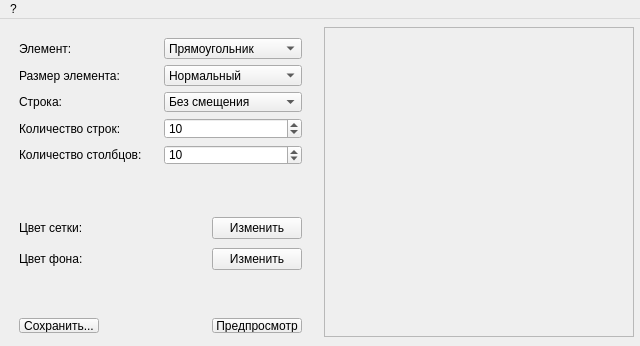
Above: mainwindow.ui from MegaSamuel/PatternDraw before the change. Below: the same form after it.
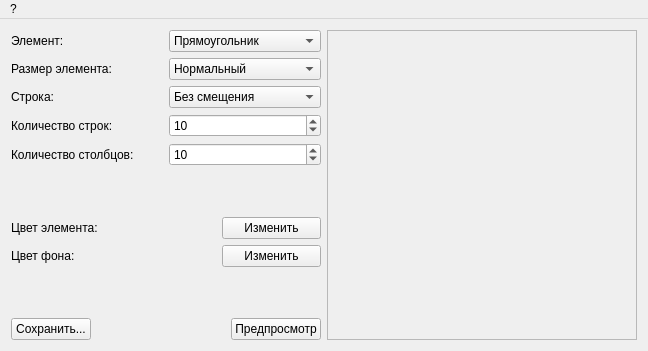
That is the form after the change.

Commit message: ft-gui : правки по расположению виджетов на экране

What changed in the file:
```diff
--- a/mainwindow.ui
+++ b/mainwindow.ui
@@ -6,63 +6,44 @@
    <rect>
     <x>0</x>
     <y>0</y>
-    <width>640</width>
-    <height>346</height>
+    <width>644</width>
+    <height>349</height>
    </rect>
   </property>
   <property name="windowTitle">
    <string>MainWindow</string>
   </property>
   <widget class="QWidget" name="centralWidget">
-   <widget class="QWidget" name="horizontalLayoutWidget">
-    <property name="geometry">
-     <rect>
-      <x>8</x>
-      <y>288</y>
-      <width>305</width>
-      <height>37</height>
-     </rect>
-    </property>
-    <layout class="QHBoxLayout" name="horizontalLayout">
+   <layout class="QHBoxLayout" name="horizontalLayout_2">
      <item>
-      <widget class="QPushButton" name="btnSave">
-       <property name="text">
-        <string>Сохранить...</string>
-       </property>
-      </widget>
-     </item>
-     <item>
-      <spacer name="horizontalSpacer">
-       <property name="orientation">
-        <enum>Qt::Horizontal</enum>
-       </property>
-       <property name="sizeHint" stdset="0">
+     <widget class="QFrame" name="frameControl">
+      <property name="sizePolicy">
+       <sizepolicy hsizetype="Maximum" vsizetype="Maximum">
+        <horstretch>0</horstretch>
+        <verstretch>0</verstretch>
+       </sizepolicy>
+      </property>
+      <property name="minimumSize">
         <size>
-         <width>40</width>
-         <height>20</height>
-        </size>
-       </property>
-      </spacer>
-     </item>
+        <width>310</width>
+        <height>310</height>
+       </size>
+      </property>
+      <layout class="QVBoxLayout" name="verticalLayout_2">
+       <property name="leftMargin">
+        <number>0</number>
+       </property>
+       <property name="topMargin">
+        <number>0</number>
+       </property>
+       <property name="rightMargin">
+        <number>0</number>
+       </property>
+       <property name="bottomMargin">
+        <number>0</number>
+       </property>
      <item>
-      <widget class="QPushButton" name="btnPreview">
-       <property name="text">
-        <string>Предпросмотр</string>
-       </property>
-      </widget>
-     </item>
-    </layout>
-   </widget>
-   <widget class="QWidget" name="layoutWidget">
-    <property name="geometry">
-     <rect>
-      <x>8</x>
-      <y>8</y>
-      <width>305</width>
-      <height>149</height>
-     </rect>
-    </property>
-    <layout class="QGridLayout" name="gridLayout_2">
+        <layout class="QGridLayout" name="gridLayoutProp">
      <item row="0" column="0">
       <widget class="QLabel" name="labeItem">
        <property name="text">
@@ -187,50 +168,26 @@
       </widget>
      </item>
     </layout>
-   </widget>
-   <widget class="QFrame" name="frame">
-    <property name="geometry">
-     <rect>
-      <x>324</x>
-      <y>8</y>
-      <width>310</width>
-      <height>310</height>
-     </rect>
-    </property>
-    <property name="frameShape">
-     <enum>QFrame::StyledPanel</enum>
-    </property>
-    <property name="frameShadow">
-     <enum>QFrame::Raised</enum>
-    </property>
-    <widget class="QLabel" name="lblPicture">
-     <property name="geometry">
-      <rect>
-       <x>1</x>
-       <y>1</y>
-       <width>308</width>
-       <height>308</height>
-      </rect>
-     </property>
-     <property name="text">
-      <string/>
-     </property>
-    </widget>
-   </widget>
-   <widget class="QWidget" name="">
-    <property name="geometry">
-     <rect>
-      <x>8</x>
-      <y>184</y>
-      <width>305</width>
-      <height>81</height>
-     </rect>
-    </property>
-    <layout class="QGridLayout" name="gridLayout">
+       </item>
+       <item>
+        <spacer name="verticalSpacer">
+         <property name="orientation">
+          <enum>Qt::Vertical</enum>
+         </property>
+         <property name="sizeHint" stdset="0">
+          <size>
+           <width>20</width>
+           <height>40</height>
+          </size>
+         </property>
+        </spacer>
+       </item>
+       <item>
+        <layout class="QGridLayout" name="gridLayoutColor">
      <item row="0" column="0">
       <widget class="QLabel" name="labelGrid">
        <property name="text">
-        <string>Цвет сетки:</string>
+            <string>Цвет элемента:</string>
        </property>
       </widget>
      </item>
@@ -270,14 +227,129 @@
       </widget>
      </item>
     </layout>
-   </widget>
+       </item>
+       <item>
+        <spacer name="verticalSpacer_2">
+         <property name="orientation">
+          <enum>Qt::Vertical</enum>
+         </property>
+         <property name="sizeHint" stdset="0">
+          <size>
+           <width>20</width>
+           <height>40</height>
+          </size>
+         </property>
+        </spacer>
+       </item>
+       <item>
+        <layout class="QHBoxLayout" name="horizontalLayout">
+         <item>
+          <widget class="QPushButton" name="btnSave">
+           <property name="toolTip">
+            <string>&lt;html&gt;&lt;head/&gt;&lt;body&gt;&lt;p&gt;Сохранение изображения&lt;/p&gt;&lt;/body&gt;&lt;/html&gt;</string>
+           </property>
+           <property name="text">
+            <string>Сохранить...</string>
+           </property>
+          </widget>
+         </item>
+         <item>
+          <spacer name="horizontalSpacer">
+           <property name="orientation">
+            <enum>Qt::Horizontal</enum>
+           </property>
+           <property name="sizeHint" stdset="0">
+            <size>
+             <width>40</width>
+             <height>20</height>
+            </size>
+           </property>
+          </spacer>
+         </item>
+         <item>
+          <widget class="QPushButton" name="btnPreview">
+           <property name="toolTip">
+            <string>&lt;html&gt;&lt;head/&gt;&lt;body&gt;&lt;p&gt;Предпросмотр изображения&lt;/p&gt;&lt;/body&gt;&lt;/html&gt;</string>
+           </property>
+           <property name="text">
+            <string>Предпросмотр</string>
+           </property>
+          </widget>
+         </item>
+        </layout>
+       </item>
+      </layout>
+     </widget>
+    </item>
+    <item>
+     <widget class="QFrame" name="framePreview">
+      <property name="sizePolicy">
+       <sizepolicy hsizetype="Expanding" vsizetype="Expanding">
+        <horstretch>0</horstretch>
+        <verstretch>0</verstretch>
+       </sizepolicy>
+      </property>
+      <property name="minimumSize">
+       <size>
+        <width>310</width>
+        <height>310</height>
+       </size>
+      </property>
+      <property name="frameShape">
+       <enum>QFrame::StyledPanel</enum>
+      </property>
+      <property name="frameShadow">
+       <enum>QFrame::Raised</enum>
+      </property>
+      <layout class="QVBoxLayout" name="verticalLayout">
+       <property name="spacing">
+        <number>0</number>
+       </property>
+       <property name="leftMargin">
+        <number>0</number>
+       </property>
+       <property name="topMargin">
+        <number>0</number>
+       </property>
+       <property name="rightMargin">
+        <number>0</number>
+       </property>
+       <property name="bottomMargin">
+        <number>0</number>
+       </property>
+       <item>
+        <widget class="QLabel" name="lblPicture">
+         <property name="sizePolicy">
+          <sizepolicy hsizetype="Expanding" vsizetype="Expanding">
+           <horstretch>0</horstretch>
+           <verstretch>0</verstretch>
+          </sizepolicy>
+         </property>
+         <property name="minimumSize">
+          <size>
+           <width>308</width>
+           <height>308</height>
+          </size>
+         </property>
+         <property name="toolTip">
+          <string>&lt;html&gt;&lt;head/&gt;&lt;body&gt;&lt;p&gt;Область предпросмотра&lt;/p&gt;&lt;/body&gt;&lt;/html&gt;</string>
+         </property>
+         <property name="text">
+          <string/>
+         </property>
+        </widget>
+       </item>
+      </layout>
+     </widget>
+    </item>
+   </layout>
   </widget>
   <widget class="QMenuBar" name="menuBar">
    <property name="geometry">
     <rect>
      <x>0</x>
      <y>0</y>
-     <width>640</width>
+     <width>644</width>
      <height>21</height>
     </rect>
    </property>
```
Left out of the diff: 15 changed lines with no effect on the pictures. Lines whose indentation alone changed are shown as unchanged. The commit also changes 2 other files.
